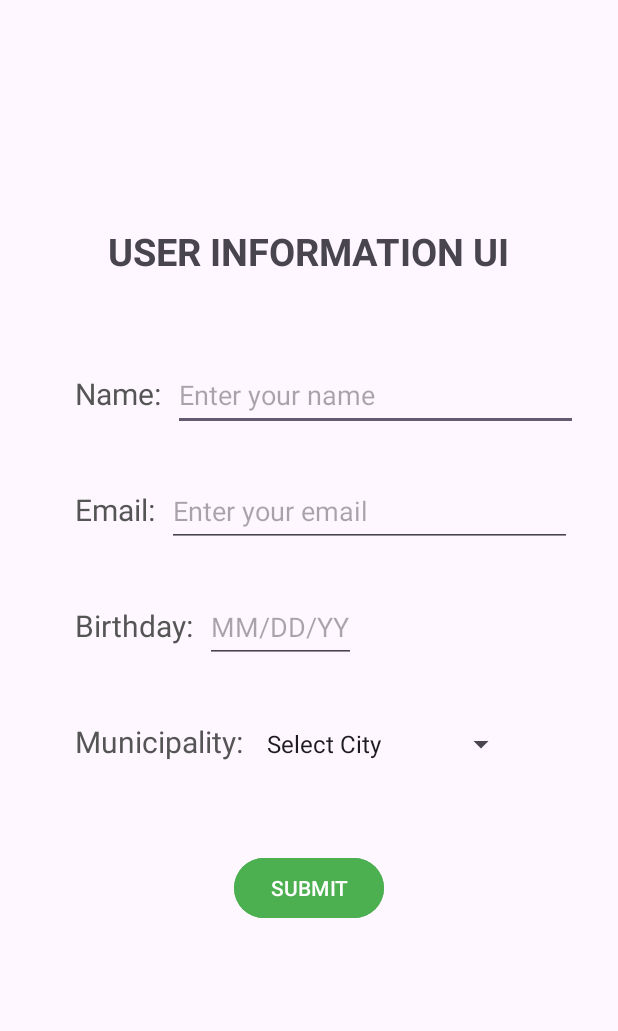
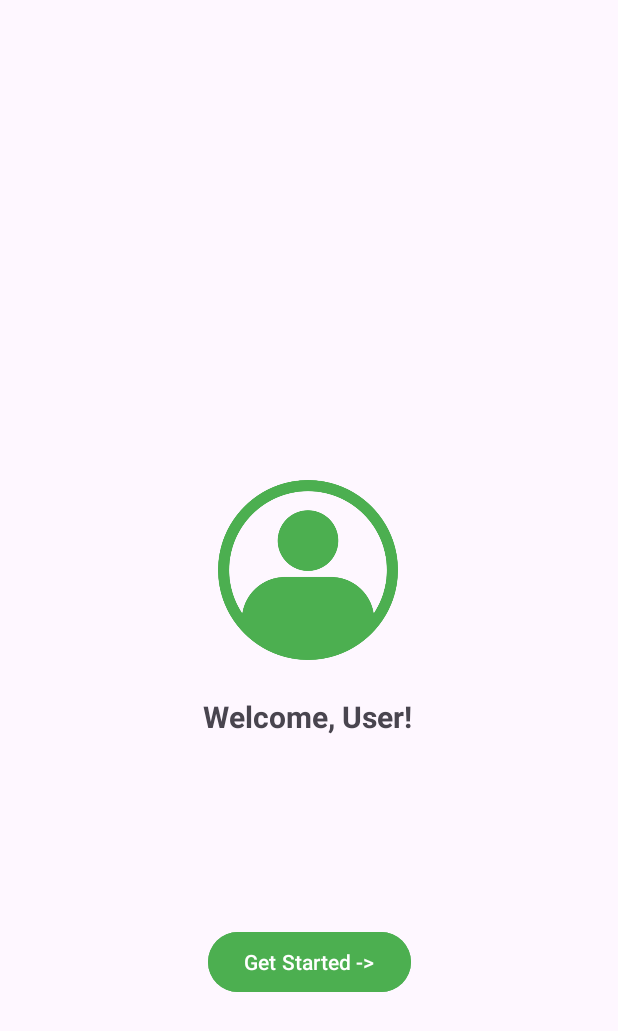
Before and after one commit to aj2333/Laboratory-Tasks, an Android app: the screen it shows after launch (MainActivity before the commit, LandingPageActivity after it), on a phone screen of 412 x 824 dp. Shown: the top 1031 px of the screen. Run offline under Robolectric (Android 15) with nearby library versions, the light colour scheme and no system bars.

Commit message:
Changes for these

```diff
--- a/app/src/main/AndroidManifest.xml
+++ b/app/src/main/AndroidManifest.xml
@@ -11,7 +11,9 @@
 
         <activity android:name=".MainPageActivity" android:exported="false"/>
 
-        <activity android:name=".MainActivity" android:exported="true">
+        <activity android:name=".MainActivity" android:exported="false"/>
+
+        <activity android:name=".LandingPageActivity" android:exported="true">
             <intent-filter>
                 <action android:name="android.intent.action.MAIN" />
                 <category android:name="android.intent.category.LAUNCHER" />
--- a/app/src/main/java/com/example/laboratorytasks/LandingPageActivity.kt
+++ b/app/src/main/java/com/example/laboratorytasks/LandingPageActivity.kt
@@ -1,4 +1,19 @@
 package com.example.laboratorytasks
 
-class LandingPageActivity {
+import android.content.Intent
+import android.os.Bundle
+import android.widget.Button
+import androidx.appcompat.app.AppCompatActivity
+class LandingPageActivity : AppCompatActivity() {
+    override fun onCreate(savedInstanceState: Bundle?) {
+        super.onCreate(savedInstanceState)
+        setContentView(R.layout.landingpage_activity)
+
+        val btnStart: Button = findViewById(R.id.btnStart)
+
+        btnStart.setOnClickListener {
+            val intent = Intent(this, MainActivity::class.java)
+            startActivity(intent)
+        }
+    }
 }
--- a/app/src/main/java/com/example/laboratorytasks/MainActivity.kt
+++ b/app/src/main/java/com/example/laboratorytasks/MainActivity.kt
@@ -28,7 +28,7 @@ class MainActivity : AppCompatActivity(){
         val spnMunicipality: Spinner = findViewById(R.id.spnMunicipality)
         val btnSubmit: Button = findViewById(R.id.btnSubmit)
 
-        val city = arrayOf("Select City", "Taguig City", "Muntinlupa City", "Parañque City", "Las Piñas City")
+        val city = arrayOf("Select City", "Taguig City", "Muntinlupa City", "Parañaque City", "Las Piñas City")
         val spinnerAdapter = ArrayAdapter(this, android.R.layout.simple_spinner_item, city)
         spinnerAdapter.setDropDownViewResource(android.R.layout.simple_spinner_dropdown_item)
         spnMunicipality.adapter = spinnerAdapter
--- a/app/src/main/res/layout/landingpage_activity.xml
+++ b/app/src/main/res/layout/landingpage_activity.xml
@@ -1,6 +1,48 @@
 <?xml version="1.0" encoding="utf-8"?>
-<androidx.constraintlayout.widget.ConstraintLayout xmlns:android="http://schemas.android.com/apk/res/android"
-             android:layout_width="match_parent"
-             android:layout_height="match_parent">
+<androidx.constraintlayout.widget.ConstraintLayout
+    xmlns:android="http://schemas.android.com/apk/res/android"
+    xmlns:app="http://schemas.android.com/apk/res-auto"
+    android:layout_width="match_parent"
+    android:layout_height="match_parent"
+    android:padding="20dp">
+
+    <ImageView
+        android:id="@+id/logo"
+        android:layout_width="120dp"
+        android:layout_height="120dp"
+        android:layout_marginTop="300dp"
+        android:src="@drawable/logo"
+        app:layout_constraintEnd_toEndOf="parent"
+        app:layout_constraintHorizontal_bias="0.498"
+        app:layout_constraintStart_toStartOf="parent"
+        app:layout_constraintTop_toTopOf="parent" />
+
+    <TextView
+        android:id="@+id/tvWelcome"
+        android:layout_width="wrap_content"
+        android:layout_height="wrap_content"
+        android:layout_marginTop="24dp"
+        android:text="Welcome, User!"
+        android:textAlignment="center"
+        android:textSize="20sp"
+        android:textStyle="bold"
+        app:layout_constraintEnd_toEndOf="parent"
+        app:layout_constraintHorizontal_bias="0.497"
+        app:layout_constraintStart_toStartOf="parent"
+        app:layout_constraintTop_toBottomOf="@id/logo" />
+
+    <Button
+        android:id="@+id/btnStart"
+        android:layout_width="wrap_content"
+        android:layout_height="wrap_content"
+        android:layout_marginTop="48dp"
+        android:backgroundTint="#4CAF50"
+        android:text="Get Started ->"
+        android:textColor="#FFFFFF"
+        app:layout_constraintBottom_toBottomOf="parent"
+        app:layout_constraintEnd_toEndOf="parent"
+        app:layout_constraintStart_toStartOf="parent"
+        app:layout_constraintTop_toTopOf="parent"
+        app:layout_constraintVertical_bias="0.798" />
 
 </androidx.constraintlayout.widget.ConstraintLayout>
```
